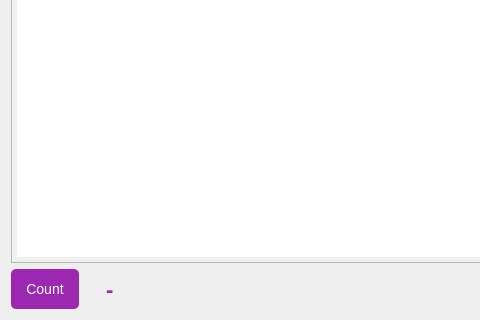
The window that Apps/Todo/todo.ui (pacowon/appDrawer) describes before a commit, drawn with Qt 5; both pictures show x 0 to 480 and y 180 to 500 of the 600 by 500 pixel window.
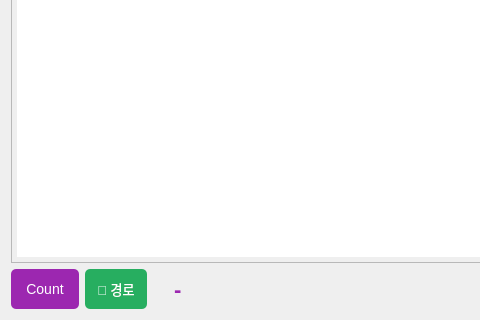
The same window after the commit.

The edit to the form file:
```diff
--- a/Apps/Todo/todo.ui
+++ b/Apps/Todo/todo.ui
@@ -76,6 +76,19 @@
        </property>
       </widget>
      </item>
+     <item>
+      <widget class="QPushButton" name="btn_show_path">
+       <property name="minimumSize">
+        <size><width>0</width><height>40</height></size>
+       </property>
+       <property name="styleSheet">
+        <string notr="true">font-size: 13px; background-color: #27ae60; color: white; border: none; border-radius: 5px; padding: 5px 12px;</string>
+       </property>
+       <property name="text">
+        <string>📂 경로</string>
+       </property>
+      </widget>
+     </item>
      <item>
       <widget class="QLabel" name="count_label">
        <property name="text">
```
